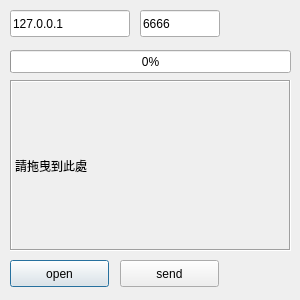
Old version of the form Client/client.ui in the repository shengyu7697/QtFileTransfer.
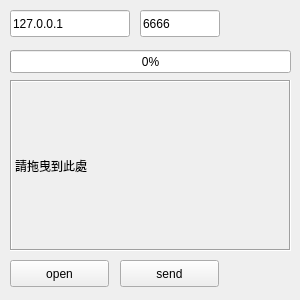
New version of the form.

Commit message: change QDialog to QWidget

```diff
--- a/Client/client.ui
+++ b/Client/client.ui
@@ -1,7 +1,7 @@
 <?xml version="1.0" encoding="UTF-8"?>
 <ui version="4.0">
  <class>Client</class>
- <widget class="QDialog" name="Client">
+ <widget class="QWidget" name="Client">
   <property name="geometry">
    <rect>
     <x>0</x>
```
The commit also changes 5 other files.
